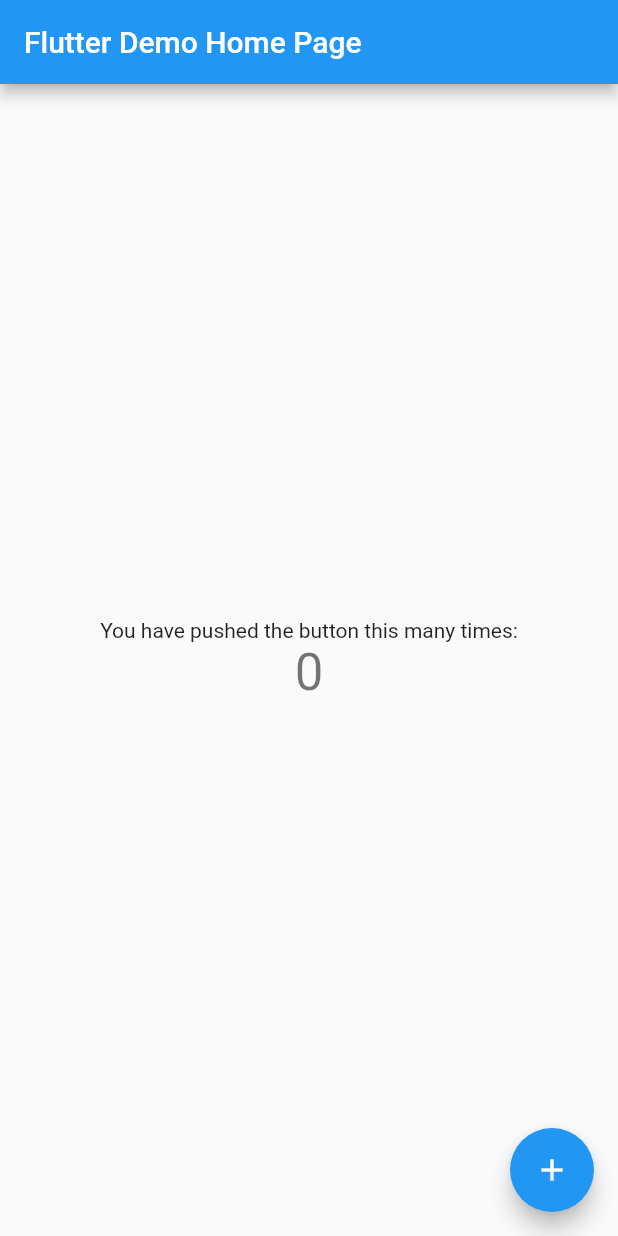
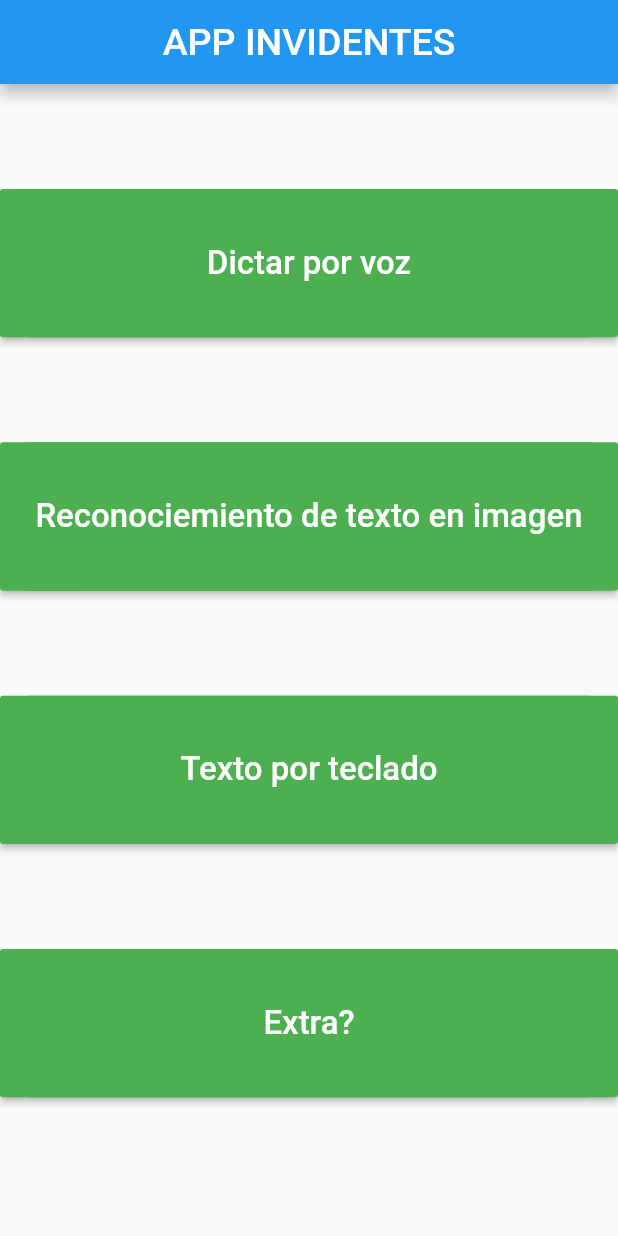
Before and after one commit to anbitto/SM_app_invidentes, a Flutter app: the screen it shows after launch, on a phone screen of 412 x 824 dp. Run offline on Flutter 3.47's test engine with Material 2 defaults, Android fonts, the phone set to English and light mode, and no system bars; Roboto replaces fonts that are missing (Glacial Indifference).

Commit message:
Base pantalla principal

```diff
--- a/lib/main.dart
+++ b/lib/main.dart
@@ -1,4 +1,5 @@
 import 'package:flutter/material.dart';
+import 'package:sm_app_invidente/voz.dart';
 
 void main() {
   runApp(const MyApp());
@@ -11,20 +12,12 @@ class MyApp extends StatelessWidget {
   @override
   Widget build(BuildContext context) {
     return MaterialApp(
-      title: 'Flutter Demo',
+      debugShowCheckedModeBanner: false,
+      title: 'App invidentes',
       theme: ThemeData(
-        // This is the theme of your application.
-        //
-        // Try running your application with "flutter run". You'll see the
-        // application has a blue toolbar. Then, without quitting the app, try
-        // changing the primarySwatch below to Colors.green and then invoke
-        // "hot reload" (press "r" in the console where you ran "flutter run",
-        // or simply save your changes to "hot reload" in a Flutter IDE).
-        // Notice that the counter didn't reset back to zero; the application
-        // is not restarted.
         primarySwatch: Colors.blue,
       ),
-      home: const MyHomePage(title: 'Flutter Demo Home Page'),
+      home: const MyHomePage(title: 'Home Page'),
     );
   }
 }
@@ -48,68 +41,114 @@ class MyHomePage extends StatefulWidget {
 }
 
 class _MyHomePageState extends State<MyHomePage> {
-  int _counter = 0;
-
-  void _incrementCounter() {
-    setState(() {
-      // This call to setState tells the Flutter framework that something has
-      // changed in this State, which causes it to rerun the build method below
-      // so that the display can reflect the updated values. If we changed
-      // _counter without calling setState(), then the build method would not be
-      // called again, and so nothing would appear to happen.
-      _counter++;
-    });
-  }
 
   @override
   Widget build(BuildContext context) {
-    // This method is rerun every time setState is called, for instance as done
-    // by the _incrementCounter method above.
-    //
-    // The Flutter framework has been optimized to make rerunning build methods
-    // fast, so that you can just rebuild anything that needs updating rather
-    // than having to individually change instances of widgets.
     return Scaffold(
       appBar: AppBar(
-        // Here we take the value from the MyHomePage object that was created by
-        // the App.build method, and use it to set our appbar title.
-        title: Text(widget.title),
+        centerTitle: true,
+        automaticallyImplyLeading: false,
+        title: Text(
+          'APP INVIDENTES',
+          style: TextStyle(fontSize: 25.0, fontFamily: 'Glacial Indifference'),
+        ),
       ),
-      body: Center(
-        // Center is a layout widget. It takes a single child and positions it
-        // in the middle of the parent.
+      body: SingleChildScrollView(
         child: Column(
-          // Column is also a layout widget. It takes a list of children and
-          // arranges them vertically. By default, it sizes itself to fit its
-          // children horizontally, and tries to be as tall as its parent.
-          //
-          // Invoke "debug painting" (press "p" in the console, choose the
-          // "Toggle Debug Paint" action from the Flutter Inspector in Android
-          // Studio, or the "Toggle Debug Paint" command in Visual Studio Code)
-          // to see the wireframe for each widget.
-          //
-          // Column has various properties to control how it sizes itself and
-          // how it positions its children. Here we use mainAxisAlignment to
-          // center the children vertically; the main axis here is the vertical
-          // axis because Columns are vertical (the cross axis would be
-          // horizontal).
-          mainAxisAlignment: MainAxisAlignment.center,
           children: <Widget>[
-            const Text(
-              'You have pushed the button this many times:',
+            Padding(
+              padding: EdgeInsets.symmetric(
+                  horizontal: 00.0, vertical: 70.0),
+              child: Container(
+                height: MediaQuery.of(context).size.height * 0.12,
+                width: MediaQuery.of(context).size.width * 1,
+                decoration: BoxDecoration(
+                    color: Colors.green,
+                    borderRadius: BorderRadius.circular(20)),
+                child: RaisedButton(
+                  disabledColor: Colors.grey,
+                  color: Colors.green,
+                  onPressed: (){
+                    Navigator.of(context).push(
+                      MaterialPageRoute<void>(
+                        builder: (context) => voz(),
+                      ),
+                    );
+                  },
+                  child: Text(
+                    "Dictar por voz",
+                    style: TextStyle(
+                        color: Colors.white, fontSize: 22),
+                  ),
+                ),
+              ),
             ),
-            Text(
-              '$_counter',
-              style: Theme.of(context).textTheme.headline4,
+            Padding(
+              padding: EdgeInsets.symmetric(
+                  horizontal: 00.0, vertical: 00.0),
+              child: Container(
+                height: MediaQuery.of(context).size.height * 0.12,
+                width: MediaQuery.of(context).size.width * 1,
+                decoration: BoxDecoration(
+                    color: Colors.green,
+                    borderRadius: BorderRadius.circular(20)),
+                child: RaisedButton(
+                  disabledColor: Colors.grey,
+                  color: Colors.green,
+                  onPressed: (){},
+                  child: Text(
+                    "Reconociemiento de texto en imagen",
+                    style: TextStyle(
+                        color: Colors.white, fontSize: 22),
+                  ),
+                ),
+              ),
+            ),
+            Padding(
+              padding: EdgeInsets.symmetric(
+                  horizontal: 00.0, vertical: 70.0),
+              child: Container(
+                height: MediaQuery.of(context).size.height * 0.12,
+                width: MediaQuery.of(context).size.width * 1,
+                decoration: BoxDecoration(
+                    color: Colors.green,
+                    borderRadius: BorderRadius.circular(20)),
+                child: RaisedButton(
+                  disabledColor: Colors.grey,
+                  color: Colors.green,
+                  onPressed: (){},
+                  child: Text(
+                    "Texto por teclado",
+                    style: TextStyle(
+                        color: Colors.white, fontSize: 22),
+                  ),
+                ),
+              ),
+            ),
+            Padding(
+              padding: EdgeInsets.symmetric(
+                  horizontal: 00.0, vertical: 0.0),
+              child: Container(
+                height: MediaQuery.of(context).size.height * 0.12,
+                width: MediaQuery.of(context).size.width * 1,
+                decoration: BoxDecoration(
+                    color: Colors.green,
+                    borderRadius: BorderRadius.circular(20)),
+                child: RaisedButton(
+                  disabledColor: Colors.grey,
+                  color: Colors.green,
+                  onPressed: (){},
+                  child: Text(
+                    "Extra?",
+                    style: TextStyle(
+                        color: Colors.white, fontSize: 22),
+                  ),
+                ),
+              ),
             ),
           ],
         ),
       ),
-      floatingActionButton: FloatingActionButton(
-        onPressed: _incrementCounter,
-        tooltip: 'Increment',
-        child: const Icon(Icons.add),
-      ), // This trailing comma makes auto-formatting nicer for build methods.
     );
   }
 }
```
Also changed, not shown: lib/voz.dart (added, +136 -0 lines), pubspec.lock, 1 other file.
